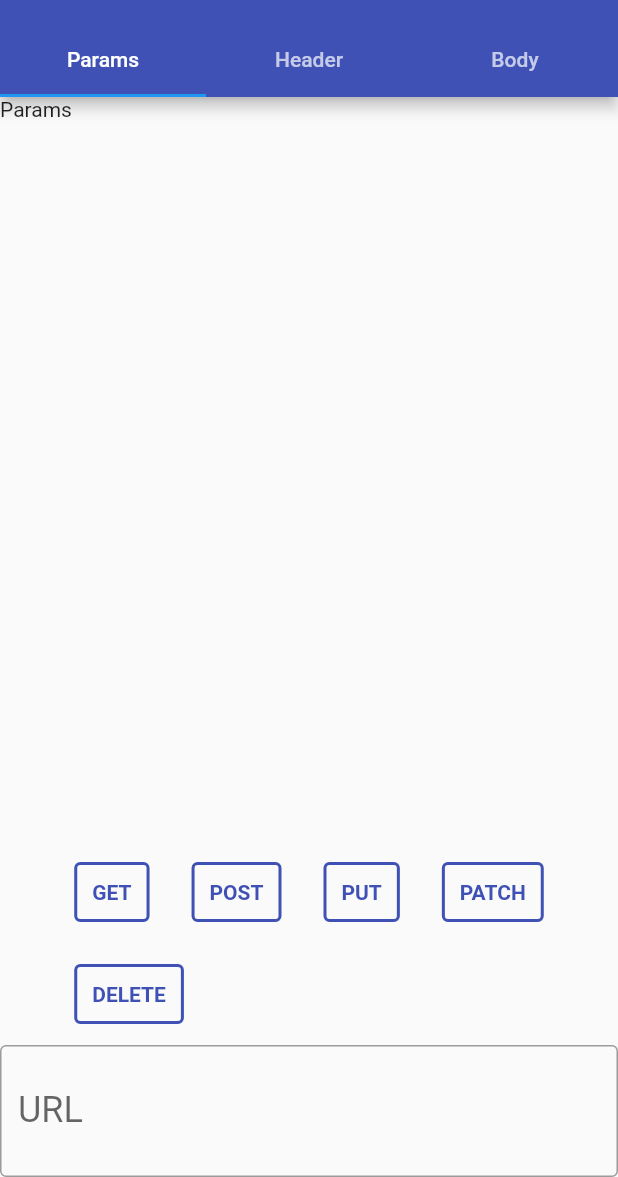
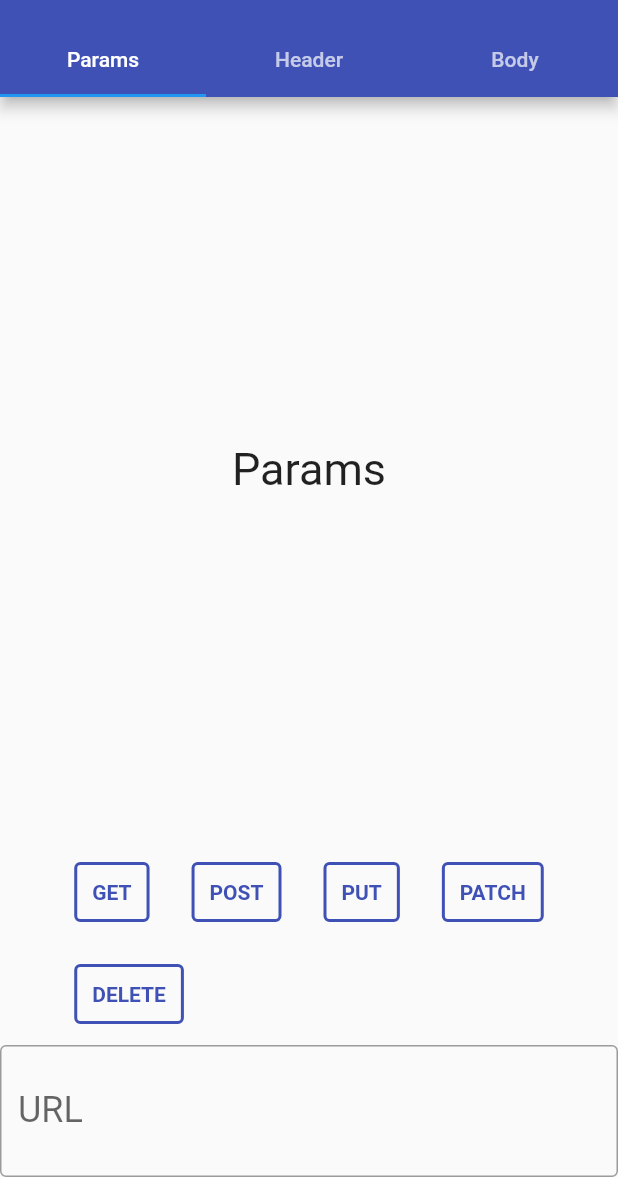
Before and after one commit to Tejas20002/flutter-reset-api-client, a Flutter app: the screen it shows after launch, on a phone screen of 412 x 824 dp, the part 59-1236 px from its top. Run offline on Flutter 3.47's test engine with Material 2 defaults, Android fonts, the light colour scheme and no system bars.

Commit message:
[*] change the app tabView

```diff
--- a/lib/src/ui/Home.dart
+++ b/lib/src/ui/Home.dart
@@ -59,9 +59,30 @@ class _HomeState extends State<Home> with SingleTickerProviderStateMixin {
             child: TabBarView(
               controller: phb,
               children: const [
-                Text("Params"),
-                Text("Header"),
-                Text("Body"),
+                Center(
+                  child: Text(
+                    "Params",
+                  style: TextStyle(
+                    fontSize: 30,
+                    ),
+                  ),
+                ),
+                Center(
+                  child: Text(
+                    "Header",
+                    style: TextStyle(
+                      fontSize: 30,
+                    ),
+                  ),
+                ),
+                Center(
+                  child: Text(
+                    "Body",
+                    style: TextStyle(
+                      fontSize: 30,
+                    ),
+                  ),
+                ),
               ],
             ),
           )
@@ -101,7 +122,7 @@ class _HomeState extends State<Home> with SingleTickerProviderStateMixin {
         ),
         child: TextFormField(
           controller: _urlController,
-          style: TextStyle(
+          style: const TextStyle(
             fontSize: 24,
           ),
           decoration: InputDecoration(
```
Also changed, not shown: lib/src/ui/response/respose.dart (+5 -5 lines).
